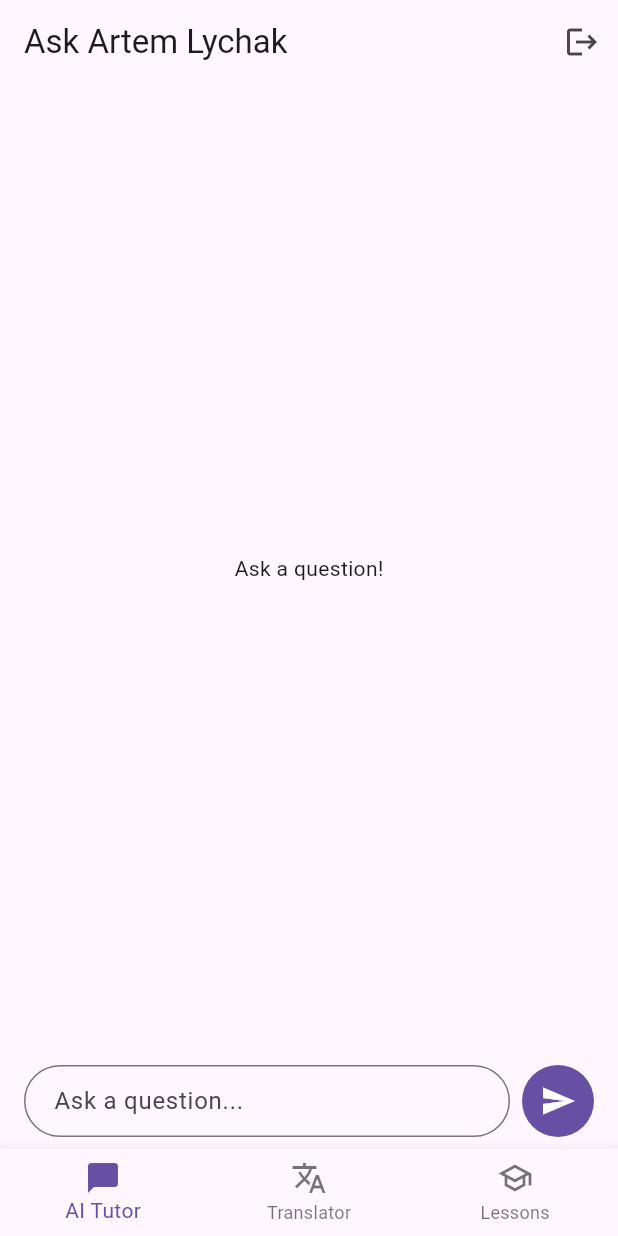
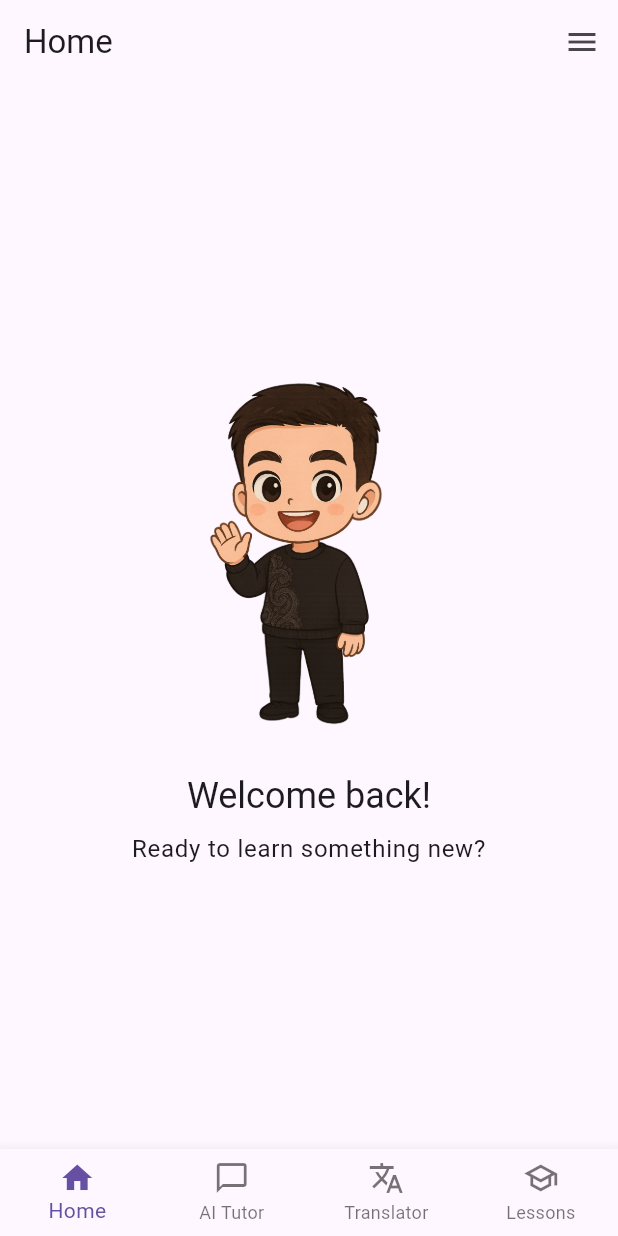
Before and after one commit to CorteZOMG/lychakingo, a Flutter app: the MainAppShell screen opened directly, on a phone screen of 412 x 824 dp. Run offline on Flutter 3.47's test engine with Material 3 defaults, Android fonts, the phone set to English and light mode, and no system bars; our stand-ins replace cloud_firestore, firebase_auth, firebase_core, video_player; accounts and stored records are empty.

Commit message:
Actual home tab

```diff
--- a/lib/features/ai_tutor/ui/screens/ai_qa_screen.dart
+++ b/lib/features/ai_tutor/ui/screens/ai_qa_screen.dart
@@ -252,35 +252,10 @@ class _AiQaScreenState extends State<AiQaScreen> {
   @override
   Widget build(BuildContext context) {
 
-    Future<void> _signOut(BuildContext context) async {
-      try {
-        await FirebaseAuth.instance.signOut();
-        if (context.mounted) {
-          ScaffoldMessenger.of(context).showSnackBar(
-            const SnackBar(content: Text('Successfully logged out!')),
-          );
-        }
-      } catch (e) {
-        print('Error signing out: $e');
-        if (context.mounted) {
-          ScaffoldMessenger.of(context).showSnackBar(
-            SnackBar(content: Text('Error logging out: $e')),
-          );
-        }
-      }
-    }
-
     return Scaffold(
       appBar: AppBar(
          automaticallyImplyLeading: false,
          title: const Text('Ask Artem Lychak'),
-         actions: [
-           IconButton(
-             icon: const Icon(Icons.logout),
-             tooltip: 'Logout',
-             onPressed: () { _signOut(context); },
-           ),
-         ],
       ),
       body: Padding(
         padding: const EdgeInsets.only(left: 8.0, right: 8.0, bottom: 8.0),
--- a/lib/features/authentication/ui/widgets/auth_wrapper.dart
+++ b/lib/features/authentication/ui/widgets/auth_wrapper.dart
@@ -1,7 +1,7 @@
 import 'package:flutter/material.dart';
 import 'package:firebase_auth/firebase_auth.dart';
 import 'login_screen.dart';
-import 'package:lychakingo/features/home/ui/screens/home_screen.dart';
+import 'package:lychakingo/features/home/ui/screens/main_app_shell.dart';
 
 class AuthWrapper extends StatelessWidget {
   const AuthWrapper({super.key});
--- a/lib/features/home/ui/screens/home_screen.dart
+++ b/lib/features/home/ui/screens/home_screen.dart
@@ -1,75 +1,43 @@
 import 'package:flutter/material.dart';
 
-// Import existing screens
-import 'package:lychakingo/features/translator/ui/screens/translator.dart';
-import 'package:lychakingo/features/ai_tutor/ui/screens/ai_qa_screen.dart';
-// --- ADD Import for the new Lesson List Screen ---
-import 'package:lychakingo/features/lessons/ui/screens/lesson_list_screen.dart'; // Adjust path if needed
-// -------------------------------------------------
-
-
-class MainAppShell extends StatefulWidget {
-  const MainAppShell({super.key});
-
-  @override
-  State<MainAppShell> createState() => _MainAppShellState();
-}
-
-class _MainAppShellState extends State<MainAppShell> {
-  // Start on the first tab (AI) by default
-  int _selectedIndex = 0;
-
-  // --- ADD LessonListScreen to the list of widgets ---
-  static const List<Widget> _widgetOptions = <Widget>[
-    AiQaScreen(),         // Index 0
-    TranslationScreen(),  // Index 1
-    LessonListScreen(),   // Index 2 <<< ADDED
-  ];
-  // --------------------------------------------------
-
-  void _onItemTapped(int index) {
-    setState(() {
-      _selectedIndex = index;
-    });
-  }
+class HomeScreen extends StatelessWidget {
+  const HomeScreen({super.key});
 
   @override
   Widget build(BuildContext context) {
+
+    final screenHeight = MediaQuery.of(context).size.height;
+
     return Scaffold(
-      // The body automatically updates based on _selectedIndex
+
       body: Center(
-        child: _widgetOptions.elementAt(_selectedIndex),
+        child: Padding(
+          padding: const EdgeInsets.all(16.0),
+          child: Column(
+            mainAxisAlignment: MainAxisAlignment.center,
+            children: [
+
+              Image.asset(
+                'assets/images/wave_chibi.png',
+                height: screenHeight * 0.3,
+                fit: BoxFit.contain,
+              ),
+              const SizedBox(height: 24),
+              Text(
+                'Welcome back!',
+                style: Theme.of(context).textTheme.headlineSmall,
+                textAlign: TextAlign.center,
+              ),
+              const SizedBox(height: 8),
+              Text(
+                'Ready to learn something new?',
+                 style: Theme.of(context).textTheme.bodyLarge,
+                 textAlign: TextAlign.center,
+              ),
+            ],
+          ),
+        ),
       ),
-
-      // --- Add the third item to the BottomNavigationBar ---
-      bottomNavigationBar: BottomNavigationBar(
-        // Increase items list
-        items: const <BottomNavigationBarItem>[
-          BottomNavigationBarItem(
-            icon: Icon(Icons.chat_bubble_outline),
-            activeIcon: Icon(Icons.chat_bubble),
-            label: 'AI Tutor',
-          ),
-          BottomNavigationBarItem(
-            icon: Icon(Icons.translate_outlined),
-            activeIcon: Icon(Icons.translate),
-            label: 'Translator',
-          ),
-          // --- New Item for Lessons ---
-          BottomNavigationBarItem(
-            icon: Icon(Icons.school_outlined), // Example lesson icon
-            activeIcon: Icon(Icons.school),     // Example active lesson icon
-            label: 'Lessons',                   // Label for the tab
-          ),
-          // --------------------------
-        ],
-        currentIndex: _selectedIndex, // This automatically handles highlighting the correct tab
-        // Optional: Customize colors, type, etc.
-        // selectedItemColor: Theme.of(context).colorScheme.primary,
-        // type: BottomNavigationBarType.fixed, // Good for 3 items
-        onTap: _onItemTapped, // This handles index changes correctly
-      ),
-      // ------------------------------------------------------
     );
   }
 }
--- /dev/null
+++ b/lib/features/home/ui/screens/main_app_shell.dart
@@ -0,0 +1,160 @@
+import 'package:flutter/material.dart';
+import 'package:firebase_auth/firebase_auth.dart';
+import 'package:lychakingo/features/translator/ui/screens/translation_screen.dart';
+import 'package:lychakingo/features/ai_tutor/ui/screens/ai_qa_screen.dart';
+import 'package:lychakingo/features/lessons/ui/screens/lesson_list_screen.dart';
+import 'package:lychakingo/features/home/ui/screens/home_screen.dart';
+
+class MainAppShell extends StatefulWidget {
+  const MainAppShell({super.key});
+
+  @override
+  State<MainAppShell> createState() => _MainAppShellState();
+}
+
+class _MainAppShellState extends State<MainAppShell> {
+  int _selectedIndex = 0;
+
+  final GlobalKey<ScaffoldState> _scaffoldKey = GlobalKey<ScaffoldState>();
+
+  static const List<Widget> _widgetOptions = <Widget>[
+    HomeScreen(),
+    AiQaScreen(),
+    TranslationScreen(),
+    LessonListScreen(),
+  ];
+
+   static const List<String> _appBarTitles = <String>[
+    'Home',
+    'Ask AI Tutor',
+    'Translator',
+    'Lessons',
+  ];
+
+  void _onItemTapped(int index) {
+    setState(() {
+      _selectedIndex = index;
+    });
+  }
+
+  Future<void> _signOut(BuildContext context) async {
+    if (_scaffoldKey.currentState?.isEndDrawerOpen ?? false) {
+       Navigator.of(context).pop();
+    }
+    await Future.delayed(const Duration(milliseconds: 100));
+
+    try {
+      await FirebaseAuth.instance.signOut();
+      if (mounted) {
+        ScaffoldMessenger.of(context).showSnackBar(
+          const SnackBar(content: Text('Successfully logged out!')),
+        );
+      }
+    } catch (e) {
+      print('Error signing out: $e');
+      if (mounted) {
+        ScaffoldMessenger.of(context).showSnackBar(
+          SnackBar(content: Text('Error logging out: $e')),
+        );
+      }
+    }
+  }
+
+  Widget _buildEndDrawer(BuildContext context) {
+    final currentUser = FirebaseAuth.instance.currentUser;
+
+    return Drawer(
+      child: Column(
+          children: [
+            Expanded(
+              child: ListView(
+                padding: EdgeInsets.zero,
+                children: [
+
+                  UserAccountsDrawerHeader(
+                    accountName: null,
+                    accountEmail: Text(currentUser?.email ?? "Not logged in"),
+                    currentAccountPicture: CircleAvatar(
+                      backgroundColor: Theme.of(context).colorScheme.secondaryContainer,
+                      child: Icon(
+                          Icons.person_outline,
+                          size: 40,
+                          color: Theme.of(context).colorScheme.onSecondaryContainer,
+                       ),
+                    ),
+                    decoration: BoxDecoration(
+                       color: Theme.of(context).colorScheme.primaryContainer,
+                    ),
+                  ),
+                ],
+              ),
+            ),
+            const Divider(),
+            ListTile(
+              leading: const Icon(Icons.logout),
+              title: const Text('Logout'),
+              onTap: () {
+                _signOut(context);
+              },
+            ),
+             SizedBox(height: MediaQuery.of(context).padding.bottom),
+          ],
+       ),
+    );
+  }
+
+  @override
+  Widget build(BuildContext context) {
+    return Scaffold(
+      key: _scaffoldKey,
+      appBar: AppBar(
+        title: Text(_appBarTitles[_selectedIndex]),
+         automaticallyImplyLeading: false,
+        actions: [
+          IconButton(
+            icon: const Icon(Icons.menu),
+            tooltip: 'User Menu',
+            onPressed: () {
+              _scaffoldKey.currentState?.openEndDrawer();
+            },
+          ),
+        ],
+      ),
+
+      endDrawer: _buildEndDrawer(context),
+      body: IndexedStack(
+         index: _selectedIndex,
+         children: _widgetOptions,
+      ),
+
+      bottomNavigationBar: BottomNavigationBar(
+        items: const <BottomNavigationBarItem>[
+           BottomNavigationBarItem(
+            icon: Icon(Icons.home_outlined),
+            activeIcon: Icon(Icons.home),
+            label: 'Home',
+          ),
+          BottomNavigationBarItem(
+            icon: Icon(Icons.chat_bubble_outline),
+            activeIcon: Icon(Icons.chat_bubble),
+            label: 'AI Tutor',
+          ),
+          BottomNavigationBarItem(
+            icon: Icon(Icons.translate_outlined),
+            activeIcon: Icon(Icons.translate),
+            label: 'Translator',
+          ),
+          BottomNavigationBarItem(
+            icon: Icon(Icons.school_outlined),
+            activeIcon: Icon(Icons.school),
+            label: 'Lessons',
+          ),
+        ],
+        currentIndex: _selectedIndex,
+        type: BottomNavigationBarType.fixed,
+        onTap: _onItemTapped,
+      ),
+      // ------------------------------------------------------
+    );
+  }
+}
--- a/lib/features/translator/ui/screens/translator.dart
+++ b/lib/features/translator/ui/screens/translation_screen.dart
@@ -4,7 +4,7 @@ import 'package:http/http.dart' as http;
 import 'dart:convert';
 import 'package:cloud_firestore/cloud_firestore.dart';
 import 'package:firebase_auth/firebase_auth.dart';
-import 'package:lychakingo/features/translator/ui/screens/translation_history.dart';
+import 'package:lychakingo/features/translator/ui/screens/translation_history_screen.dart';
 
 const List<Map<String, String>> supportedLanguages = [
   {'code': 'UK', 'name': 'Ukrainian'},
@@ -162,41 +162,10 @@ class _TranslationScreenState extends State<TranslationScreen> {
   @override
   Widget build(BuildContext context) {
 
-    Future<void> _signOut(BuildContext context) async {
-      try {
-        await FirebaseAuth.instance.signOut();
-
-        if (context.mounted) {
-          ScaffoldMessenger.of(context).showSnackBar(
-            const SnackBar(content: Text('Successfully logged out!')),
-          );
-        }
-      } catch (e) {
-        print('Error signing out: $e');
-        if (context.mounted) {
-          ScaffoldMessenger.of(context).showSnackBar(
-            SnackBar(content: Text('Error logging out: $e')),
-          );
-        }
-      }
-    }
-
     return Scaffold(
       appBar: AppBar(
-
          automaticallyImplyLeading: false,
          title: const Text('Translator'),
-
-         actions: [
-           IconButton(
-             icon: const Icon(Icons.logout),
-             tooltip: 'Logout',
-             onPressed: () {
-               _signOut(context);
-             },
-           ),
-         ],
-
       ),
 
       body: Padding(
```
Also changed, not shown: lib/features/translator/ui/screens/translation_history_screen.dart (renamed from lib/features/translator/ui/screens/translation_history.dart).
